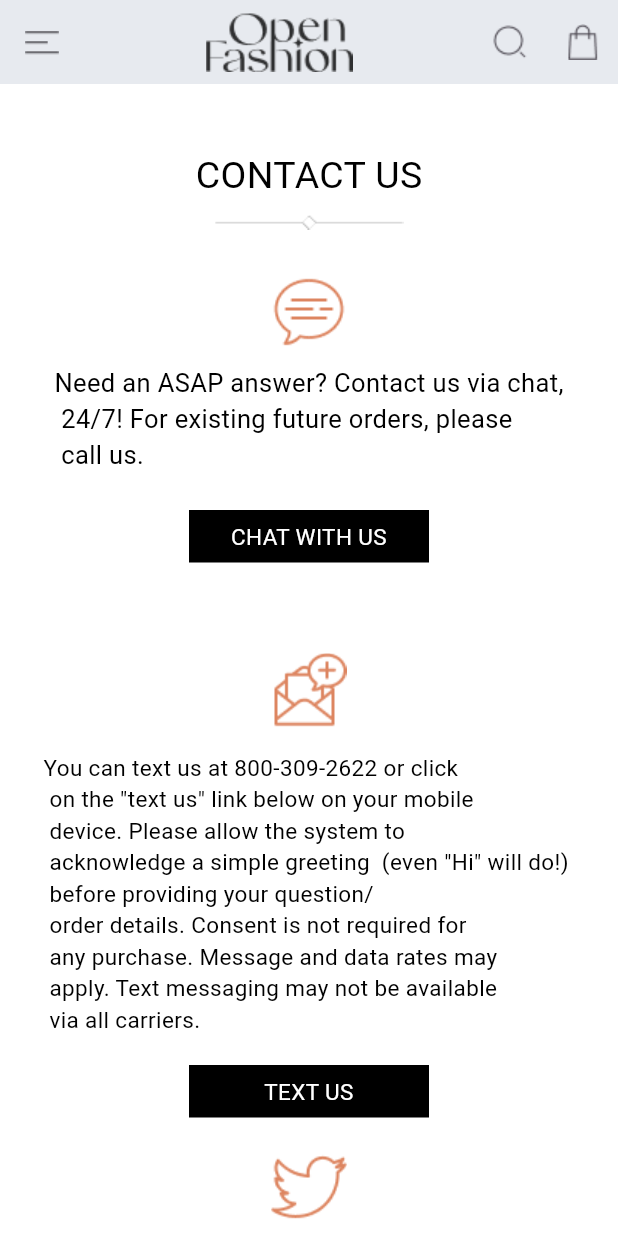
After one commit to Rosesarah15/open_fashion, a Flutter app: the ContactPage screen opened directly, on a phone screen of 412 x 824 dp. The commit adds this screen. Run offline on Flutter 3.47's test engine with Material 3 defaults, Android fonts, the phone set to English and light mode, and no system bars.

Commit message:
Added contact page

```diff
--- /dev/null
+++ b/lib/Commons/widgets/contact.dart
@@ -0,0 +1,196 @@
+import 'package:flutter/material.dart';
+import 'package:open_fashion/Commons/theme/app_colors.dart';
+import 'package:open_fashion/Screens/blog_screen.dart';
+
+class ContactUs extends StatelessWidget {
+  const ContactUs({super.key});
+
+  @override
+  Widget build(BuildContext context) {
+    return Container(
+        color: AppColors.newArrivalColor,
+        child: SingleChildScrollView(
+          scrollDirection: Axis.vertical,
+          child: Padding(
+            padding: const EdgeInsets.all(8.0),
+            child: Center(
+              child: Column(
+                mainAxisAlignment: MainAxisAlignment.center,
+                children: [
+                  const SizedBox(height: 35),
+                  _buildColoredText('CONTACT US', Colors.black, 25),
+                  const SizedBox(height: 8),
+                  Image.asset('assets/icons/home_divider.png'),
+                  const SizedBox(height: 30),
+                  Image.asset('assets/icons/Chat Message.png'),
+                  const SizedBox(height: 10),
+                  _buildColoredText(
+                      'Need an ASAP answer? Contact us via chat,\n 24/7! For existing future orders, please  \n call us.',
+                      Colors.black,
+                      17),
+                  const SizedBox(
+                    height: 25,
+                  ),
+                  _buildTextbutton(
+                    'CHAT WITH US',
+                    Colors.white,
+                    15,
+                    () {},
+                  ),
+                  const SizedBox(height: 60),
+                  Image.asset('assets/icons/Add Message.png'),
+                  const SizedBox(height: 15),
+                  _buildColoredText(
+                      'You can text us at 800-309-2622 or click\n on the "text us" link below on your mobile\n device. Please allow the system to \n acknowledge a simple greeting  (even "Hi" will do!) \n before providing your question/ \n order details. Consent is not required for \n any purchase. Message and data rates may \n apply. Text messaging may not be available \n via all carriers.',
+                      Colors.black,
+                      15),
+                  const SizedBox(height: 20),
+                  _buildTextbutton('TEXT US', Colors.white, 15, () {}),
+                  const SizedBox(height: 20),
+                  Image.asset('assets/icons/Twitter (4).png'),
+                  const SizedBox(height: 15),
+                  _buildColoredText(
+                      "To send us a private or direct message, like\n@Open Fashion on Facebook or follow us\n on Twitter. We'll get back to you ASAP.\n Please include your name, order number,\n and email address for a faster response!",
+                      Colors.black,
+                      15),
+                  const SizedBox(height: 50),
+                  /////////////////////////////////////////
+                  Row(
+                      mainAxisAlignment: MainAxisAlignment.spaceEvenly,
+                      children: [
+                        Image.asset('assets/icons/Twitter .png'),
+                        Image.asset('assets/icons/Instagram (2).png'),
+                        Image.asset('assets/icons/YouTube .png'),
+                      ]),
+                  const SizedBox(
+                    height: 30,
+                  ),
+                  Image.asset('assets/icons/home_divider.png'),
+                  const SizedBox(
+                    height: 25,
+                  ),
+                  Column(
+                    mainAxisAlignment: MainAxisAlignment.spaceEvenly,
+                    children: [
+                      _buildFooterText('Support@openui.design', Colors.black),
+                      _buildFooterText('+60 825 876', Colors.black),
+                      _buildFooterText(
+                          '08:00 - 22:00 - Everyday', Colors.black),
+                    ],
+                  ),
+                  const SizedBox(
+                    height: 30,
+                  ),
+                  Image.asset('assets/icons/home_divider.png'),
+                  const SizedBox(
+                    height: 30,
+                  ),
+                  Row(
+                    mainAxisAlignment: MainAxisAlignment.spaceEvenly,
+                    children: [
+                      _buildFooterTextButton('About', (context)),
+                      _buildFooterTextButton('Contact', (context)),
+                      _buildFooterTextButton('Blog', (context)),
+                    ],
+                  ),
+                  const SizedBox(
+                    height: 35,
+                  ),
+                  Container(
+                    width: MediaQuery.of(context).size.width,
+                    height: 70,
+                    color: AppColors.homeopenFashion,
+                    child: const Center(
+                      child: Text(
+                        'Copyright OpenUI All Rights Reserved',
+                        style: TextStyle(color: Colors.grey, fontSize: 18),
+                      ),
+                    ),
+                  )
+                ],
+              ),
+            ),
+          ),
+        ));
+  }
+}
+
+Widget _buildColoredText(
+  String text,
+  Color color,
+  double size,
+) {
+  return Text(
+    text,
+    style: TextStyle(
+      color: color,
+      fontSize: size,
+    ),
+  );
+}
+
+Widget _buildTextbutton(
+    String text, Color color, double size, VoidCallback onPressed) {
+  return Container(
+    width: 160,
+    height: 35,
+    decoration: const BoxDecoration(color: Colors.black),
+    child: InkWell(
+      onTap: onPressed,
+      child: Align(
+        child: Text(
+          text,
+          textAlign: TextAlign.center,
+          style: TextStyle(
+            fontSize: size,
+            color: color,
+          ),
+        ),
+      ),
+    ),
+  );
+}
+
+Widget _buildFooterText(
+  String text,
+  Color color,
+) {
+  return Column(
+    children: [
+      Text(
+        text,
+        style: TextStyle(color: color, fontSize: 20),
+      ),
+    ],
+  );
+}
+
+Widget _buildFooterTextButton(
+  String text,
+  BuildContext context,
+) {
+  return TextButton(
+    onPressed: () {
+      switch (text) {
+        case 'About':
+          Navigator.push(context,
+              MaterialPageRoute(builder: (context) => const BlogPage()));
+          break;
+        case 'Contact':
+          Navigator.push(context,
+              MaterialPageRoute(builder: (context) => const BlogPage()));
+          break;
+        case 'Blog':
+          Navigator.push(context,
+              MaterialPageRoute(builder: (context) => const BlogPage()));
+          break;
+        default:
+          break;
+      }
+    },
+    child: Text(
+      text,
+      style: const TextStyle(color: Colors.black, fontSize: 20),
+    ),
+  );
+}
--- a/lib/Commons/widgets/openfash.dart
+++ b/lib/Commons/widgets/openfash.dart
@@ -1,5 +1,6 @@
 import 'package:flutter/material.dart';
 import 'package:open_fashion/Commons/theme/app_colors.dart';
+import 'package:open_fashion/Screens/contact_us.dart';
 
 class OpenFashion extends StatelessWidget {
   const OpenFashion({super.key});
@@ -128,9 +129,9 @@ class OpenFashion extends StatelessWidget {
                 Row(
                   mainAxisAlignment: MainAxisAlignment.spaceEvenly,
                   children: [
-                    _buildFooterText('About', Colors.black),
-                    _buildFooterText('Contact', Colors.black),
-                    _buildFooterText('Blog', Colors.black),
+                    _buildFooterTextButton('About', (context)),
+                    _buildFooterTextButton('Contact', (context)),
+                    _buildFooterTextButton('Blog', (context)),
                   ],
                 ),
                 const SizedBox(
@@ -217,3 +218,45 @@ Widget _buildFooterText(
     ],
   );
 }
+
+// Widget _buildFooterTextButton(
+//   String text,
+//   VoidCallback onPressed,
+// ) {
+//   return TextButton(
+//     onPressed: onPressed,
+//     child: Text(
+//       text,
+//       style: const TextStyle(color: Colors.black, fontSize: 20),
+//     ),
+//   );
+// }
+Widget _buildFooterTextButton(
+  String text,
+  BuildContext context,
+) {
+  return TextButton(
+    onPressed: () {
+      switch (text) {
+        case 'About':
+          Navigator.push(context,
+              MaterialPageRoute(builder: (context) => const ContactPage()));
+          break;
+        case 'Contact':
+          Navigator.push(context,
+              MaterialPageRoute(builder: (context) => const ContactPage()));
+          break;
+        case 'Blog':
+          Navigator.push(context,
+              MaterialPageRoute(builder: (context) => const ContactPage()));
+          break;
+        default:
+          break;
+      }
+    },
+    child: Text(
+      text,
+      style: const TextStyle(color: Colors.black, fontSize: 20),
+    ),
+  );
+}
--- /dev/null
+++ b/lib/Screens/contact_us.dart
@@ -0,0 +1,45 @@
+import 'package:flutter/material.dart';
+import 'package:open_fashion/Commons/theme/app_colors.dart';
+import 'package:open_fashion/Commons/widgets/contact.dart';
+
+class ContactPage extends StatelessWidget {
+  const ContactPage({super.key});
+
+  @override
+  Widget build(BuildContext context) {
+    return Scaffold(
+      appBar: buildAppBar(),
+      body: const ContactUs(),
+    );
+  }
+}
+
+AppBar buildAppBar() {
+  return AppBar(
+    backgroundColor: AppColors.homeAppbarColor,
+    leading: IconButton(
+      icon: const ImageIcon(AssetImage('assets/icons/home_Menu.png')),
+      onPressed: () {},
+    ),
+    title: Row(
+      mainAxisAlignment: MainAxisAlignment.center,
+      children: [
+        Image.asset(
+          'assets/logos/openhouse.png',
+          // height: 10,
+          // width: 30,
+        ),
+      ],
+    ),
+    actions: [
+      IconButton(
+        icon: const ImageIcon(AssetImage('assets/icons/home_Search.png')),
+        onPressed: () {},
+      ),
+      IconButton(
+        icon: const ImageIcon(AssetImage('assets/icons/home_shopping bag.png')),
+        onPressed: () {},
+      ),
+    ],
+  );
+}
```
Also changed, not shown: lib/Commons/widgets/menu.dart (added, +12 -0 lines), lib/Screens/blog_screen.dart (added, +10 -0 lines), lib/Screens/home_screen.dart (+27 -16 lines), lib/Screens/menu_screen.dart (added, +10 -0 lines), assets/icons/Add Message.png (added), assets/icons/Chat Message.png (added), assets/icons/Forward Arrow.png (added), assets/icons/Twitter (4).png (added).
